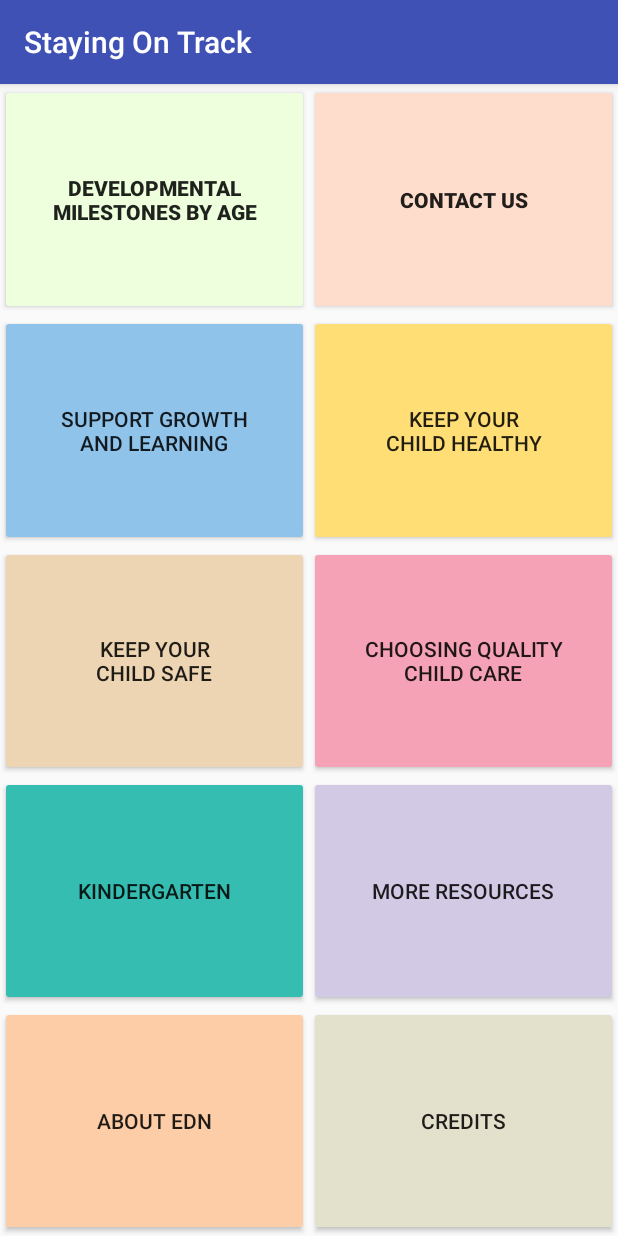
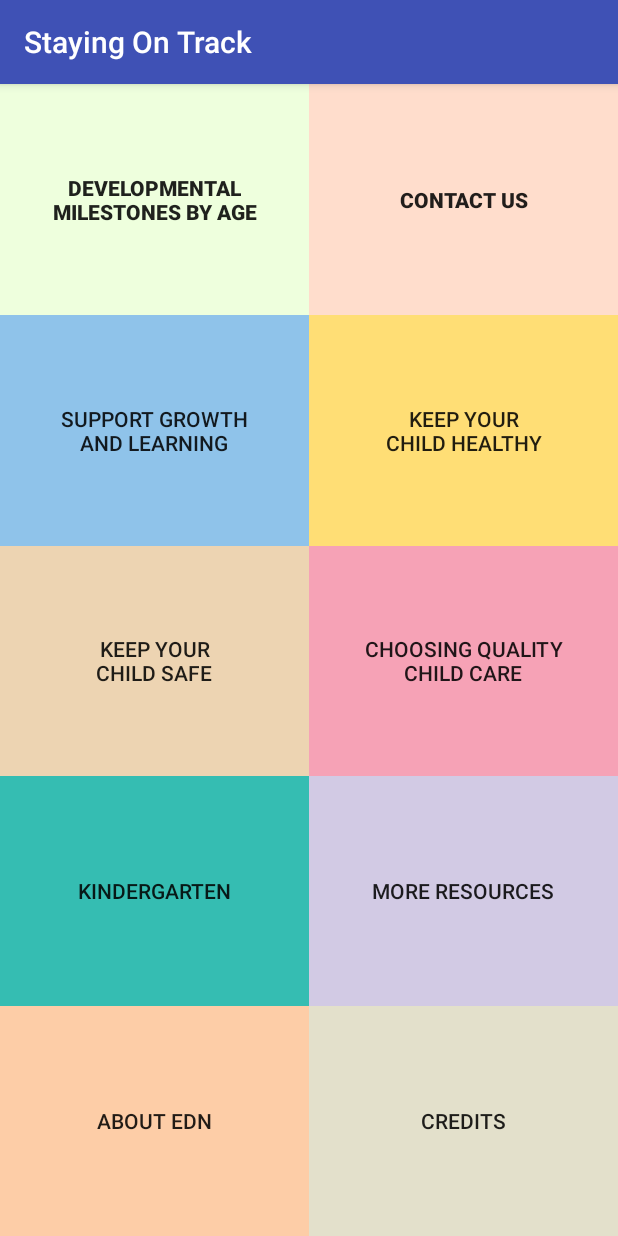
Before and after one commit to nancyc0327/SOT-Android, an Android app: the screen it shows after launch (MainActivity), on a phone screen of 412 x 824 dp. Run offline under Robolectric (Android 15) with nearby library versions, the phone set to English and light mode, and no system bars.

Commit message:
Add backgroundcolor for button

```diff
--- a/app/src/main/res/layout/activity_main.xml
+++ b/app/src/main/res/layout/activity_main.xml
@@ -16,6 +16,7 @@
             android:layout_width="0dp"
             android:layout_height="match_parent"
             android:layout_weight="1"
+            android:background="#EEFFDD"
             android:backgroundTint="#EEFFDD"
             android:onClick="list_sub_directory"
             android:text="Developmental&#10;Milestones by Age"
@@ -26,6 +27,7 @@
             android:layout_width="0dp"
             android:layout_height="match_parent"
             android:layout_weight="1"
+            android:background="#FFDDCC"
             android:backgroundTint="#FFDDCC"
             android:onClick="go_to_search"
             android:text="Contact Us"
@@ -43,20 +45,22 @@
         <Button
             android:id="@+id/button3"
             android:layout_width="0dp"
+            android:layout_height="match_parent"
             android:layout_weight="1"
-            android:layout_height="match_parent"
+            android:background="#8FC3EA"
             android:backgroundTint="#8FC3EA"
-            android:text="Support Growth&#10;and Learning"
-            android:onClick="list_sub_directory"/>
+            android:onClick="list_sub_directory"
+            android:text="Support Growth&#10;and Learning" />
 
         <Button
             android:id="@+id/button4"
             android:layout_width="0dp"
+            android:layout_height="match_parent"
             android:layout_weight="1"
-            android:layout_height="match_parent"
+            android:background="#FFDE75"
             android:backgroundTint="#FFDE75"
-            android:text="Keep Your&#10;Child Healthy"
-            android:onClick="list_sub_directory"/>
+            android:onClick="list_sub_directory"
+            android:text="Keep Your&#10;Child Healthy" />
 
     </LinearLayout>
     <LinearLayout
@@ -68,20 +72,22 @@
         <Button
             android:id="@+id/button5"
             android:layout_width="0dp"
+            android:layout_height="match_parent"
             android:layout_weight="1"
-            android:layout_height="match_parent"
+            android:background="#EDD4B2"
             android:backgroundTint="#EDD4B2"
-            android:text="Keep Your&#10;Child Safe"
-            android:onClick="list_sub_directory"/>
+            android:onClick="list_sub_directory"
+            android:text="Keep Your&#10;Child Safe" />
 
         <Button
             android:id="@+id/button6"
             android:layout_width="0dp"
+            android:layout_height="match_parent"
             android:layout_weight="1"
-            android:layout_height="match_parent"
+            android:background="#F6A2B6"
             android:backgroundTint="#F6A2B6"
-            android:text="Choosing Quality&#10;Child Care"
-            android:onClick="open_quality_child_care"/>
+            android:onClick="open_quality_child_care"
+            android:text="Choosing Quality&#10;Child Care" />
 
     </LinearLayout>
     <LinearLayout
@@ -93,20 +99,22 @@
         <Button
             android:id="@+id/button7"
             android:layout_width="0dp"
+            android:layout_height="match_parent"
             android:layout_weight="1"
-            android:layout_height="match_parent"
+            android:background="#35BDB2"
             android:backgroundTint="#35BDB2"
-            android:text="Kindergarten"
-            android:onClick="list_sub_directory"/>
+            android:onClick="list_sub_directory"
+            android:text="Kindergarten" />
 
         <Button
             android:id="@+id/button8"
             android:layout_width="0dp"
+            android:layout_height="match_parent"
             android:layout_weight="1"
-            android:layout_height="match_parent"
+            android:background="#D2CAE4"
             android:backgroundTint="#D2CAE4"
-            android:text="More Resources"
-            android:onClick="open_resources"/>
+            android:onClick="open_resources"
+            android:text="More Resources" />
 
     </LinearLayout>
     <LinearLayout
@@ -118,20 +126,22 @@
         <Button
             android:id="@+id/button9"
             android:layout_width="0dp"
+            android:layout_height="match_parent"
             android:layout_weight="1"
-            android:layout_height="match_parent"
+            android:background="#FDCDA7"
             android:backgroundTint="#FDCDA7"
-            android:text="About EDN"
-            android:onClick="open_about"/>
+            android:onClick="open_about"
+            android:text="About EDN" />
 
         <Button
             android:id="@+id/button10"
             android:layout_width="0dp"
+            android:layout_height="match_parent"
             android:layout_weight="1"
-            android:layout_height="match_parent"
+            android:background="#E3E0CB"
             android:backgroundTint="#E3E0CB"
-            android:text="Credits"
-            android:onClick="open_credits"/>
+            android:onClick="open_credits"
+            android:text="Credits" />
 
     </LinearLayout>
 </LinearLayout>
```
